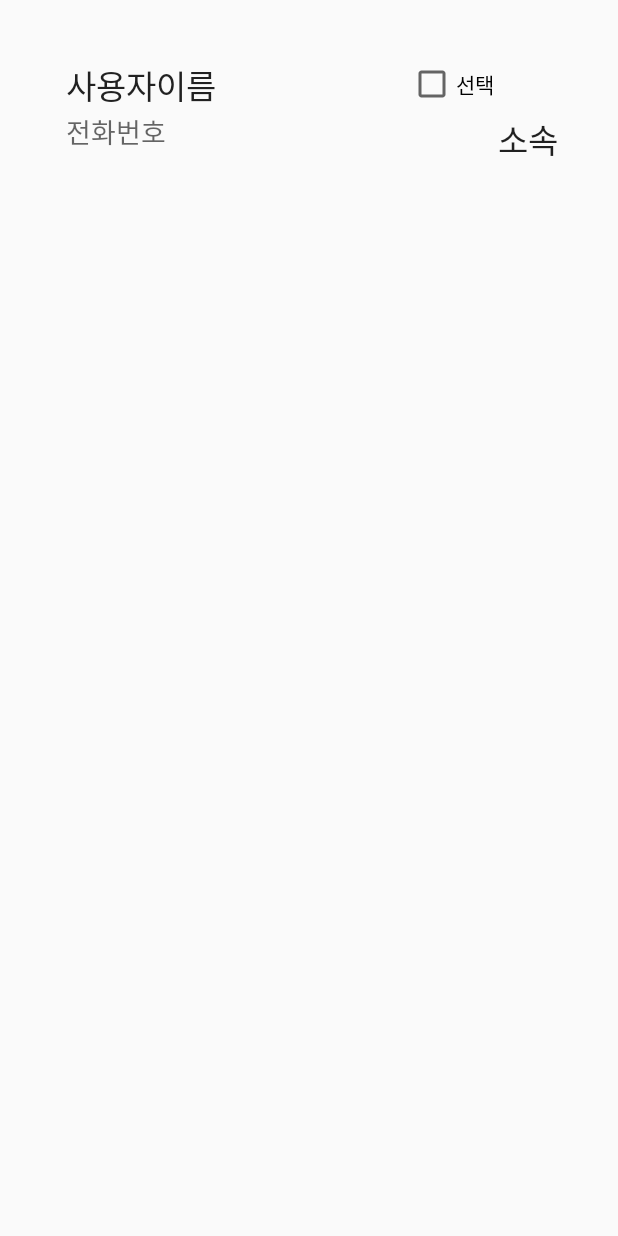
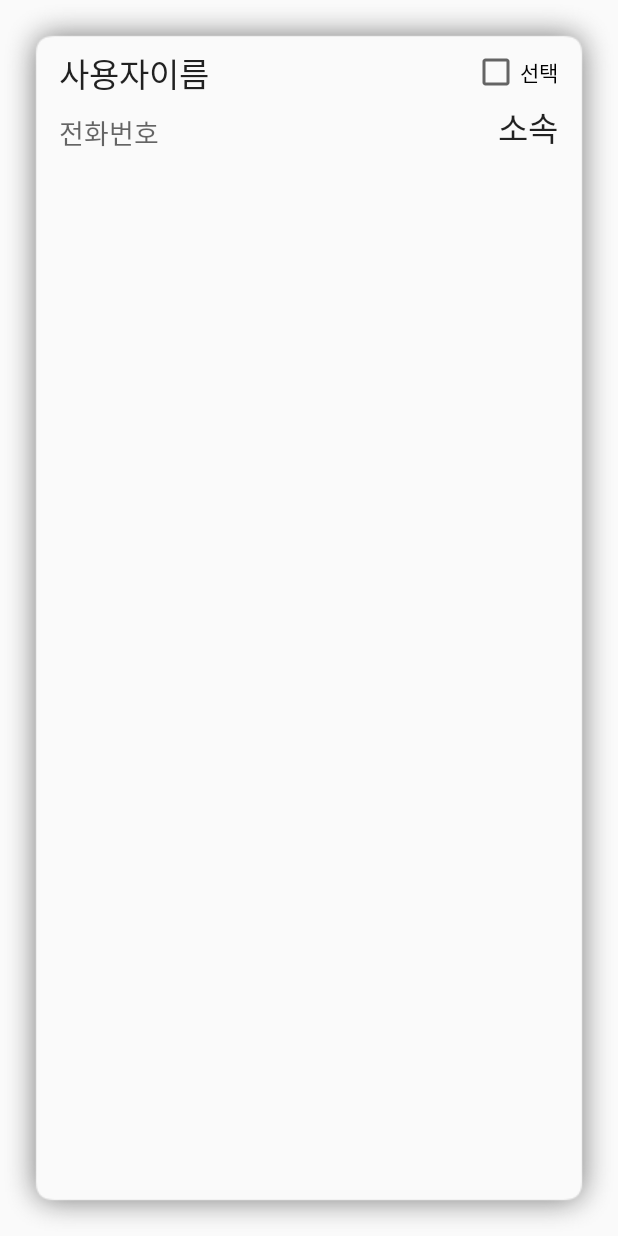
Before and after one commit to ghdrlgus96/BoteSystem, an Android app: the layout admin_input_select.xml on its own in the app's theme, with its tools: preview values and no code run, on a phone screen of 412 x 824 dp. Run offline under Robolectric (Android 15) with nearby library versions, the phone set to English and light mode, and no system bars; network calls fail.

```diff
--- a/app/src/main/AndroidManifest.xml
+++ b/app/src/main/AndroidManifest.xml
@@ -50,7 +50,8 @@
         </activity>
         <activity android:name=".VoteResultActivity">
         </activity>
-        <activity android:name=".AdminInputActivity"/>
+        <activity android:name=".AdminInputActivity"
+                  android:windowSoftInputMode="adjustNothing"/>
         <activity android:name=".AdminResultActivity"></activity>
     </application>
 
--- a/app/src/main/res/layout/admin_input_select.xml
+++ b/app/src/main/res/layout/admin_input_select.xml
@@ -1,15 +1,19 @@
 <?xml version="1.0" encoding="utf-8"?>
 <android.support.constraint.ConstraintLayout xmlns:android="http://schemas.android.com/apk/res/android"
-                                             xmlns:app="http://schemas.android.com/apk/res-auto" xmlns:tools="http://schemas.android.com/tools" android:layout_width="match_parent"
-                                             android:layout_height="match_parent">
+                                             xmlns:app="http://schemas.android.com/apk/res-auto"
+                                             xmlns:tools="http://schemas.android.com/tools"
+                                             android:layout_width="match_parent"
+                                             android:layout_height="match_parent"
+                                             android:background="@drawable/shadow_175125">
 
     <TextView
             android:text="사용자이름"
             android:layout_width="wrap_content"
             android:layout_height="wrap_content"
-            android:id="@+id/textView_admin_input_item1" android:layout_marginTop="40dp"
-            app:layout_constraintTop_toTopOf="parent" app:layout_constraintStart_toStartOf="parent"
-            android:layout_marginStart="44dp" android:textAppearance="@style/TextAppearance.AppCompat.Large"/>
+            android:id="@+id/textView_admin_input_item1"
+            app:layout_constraintStart_toStartOf="parent"
+            android:layout_marginStart="15dp" android:textAppearance="@style/TextAppearance.AppCompat.Large"
+            android:layout_marginTop="8dp" app:layout_constraintTop_toTopOf="parent"/>
     <TextView
             android:text="전화번호"
             android:layout_width="wrap_content"
@@ -19,7 +23,7 @@
             android:textAppearance="@style/TextAppearance.AppCompat.Medium" android:layout_marginTop="48dp"
             app:layout_constraintStart_toStartOf="@+id/textView_admin_input_item1" android:layout_marginBottom="8dp"
             app:layout_constraintBottom_toBottomOf="@+id/textView_admin_input_item3"
-            app:layout_constraintVertical_bias="1.0"/>
+            app:layout_constraintVertical_bias="0.428"/>
     <TextView
             android:text="소속"
             android:textAlignment="center"
@@ -27,14 +31,15 @@
             android:layout_height="wrap_content"
             android:id="@+id/textView_admin_input_item3"
             android:textAppearance="@style/TextAppearance.AppCompat.Large"
-            android:layout_marginEnd="40dp"
-            app:layout_constraintEnd_toEndOf="parent" android:layout_marginTop="4dp"
-            app:layout_constraintTop_toBottomOf="@+id/checkBox"/>
+            android:layout_marginTop="4dp"
+            app:layout_constraintTop_toBottomOf="@+id/checkBox"
+            app:layout_constraintEnd_toEndOf="@+id/checkBox"/>
     <CheckBox
             android:text="선택"
             android:layout_width="wrap_content"
             android:layout_height="wrap_content"
-            android:id="@+id/checkBox" app:layout_constraintStart_toEndOf="@+id/textView_admin_input_item1"
-            android:layout_marginStart="128dp" android:layout_marginTop="40dp"
-            app:layout_constraintTop_toTopOf="parent"/>
+            android:id="@+id/checkBox"
+            android:layout_marginTop="8dp"
+            app:layout_constraintTop_toTopOf="parent" app:layout_constraintEnd_toEndOf="parent"
+            android:layout_marginEnd="16dp"/>
 </android.support.constraint.ConstraintLayout>
--- a/app/src/main/res/layout/admin_result_item.xml
+++ b/app/src/main/res/layout/admin_result_item.xml
@@ -5,7 +5,7 @@
               android:layout_width="match_parent"
               android:layout_height="wrap_content"
               android:layout_weight="1"
-              android:background="#42A5F5">
+              android:background="@drawable/shadow_182523">
     <TextView android:id="@+id/voteCandidate"
               android:layout_width="0dp"
               android:layout_weight="1"
@@ -20,7 +20,7 @@
               android:layout_width="0dp"
               android:layout_weight="1"
               android:layout_height="wrap_content"
-              android:gravity="right|center_vertical"
+              android:gravity="right"
               android:text="4표"
               android:textColor="#ffffff"
               android:textSize="72dp"/>
```
Also changed, not shown: app/src/main/java/embedded/block/vote/AdminInputActivity.kt (+13 -3 lines), app/src/main/java/embedded/block/vote/AlertListViewAdapter.kt (+64 -1 lines), app/src/main/res/drawable/shadow_175125.9.png (added), app/src/main/res/drawable/shadow_182523.9.png (added).
